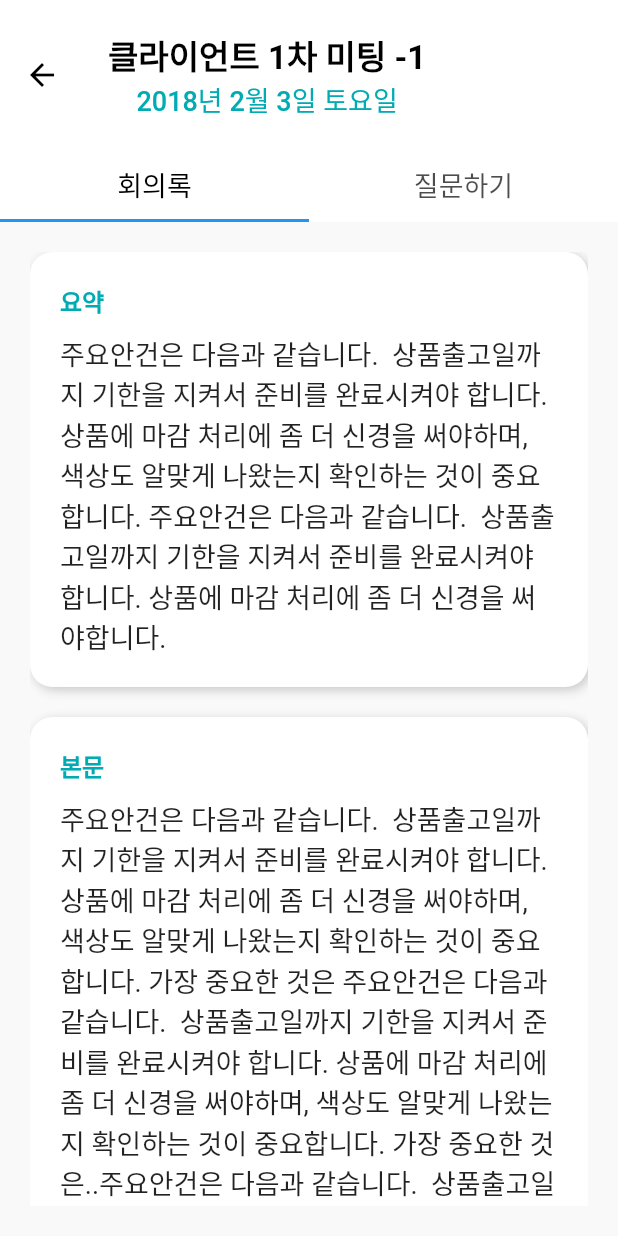
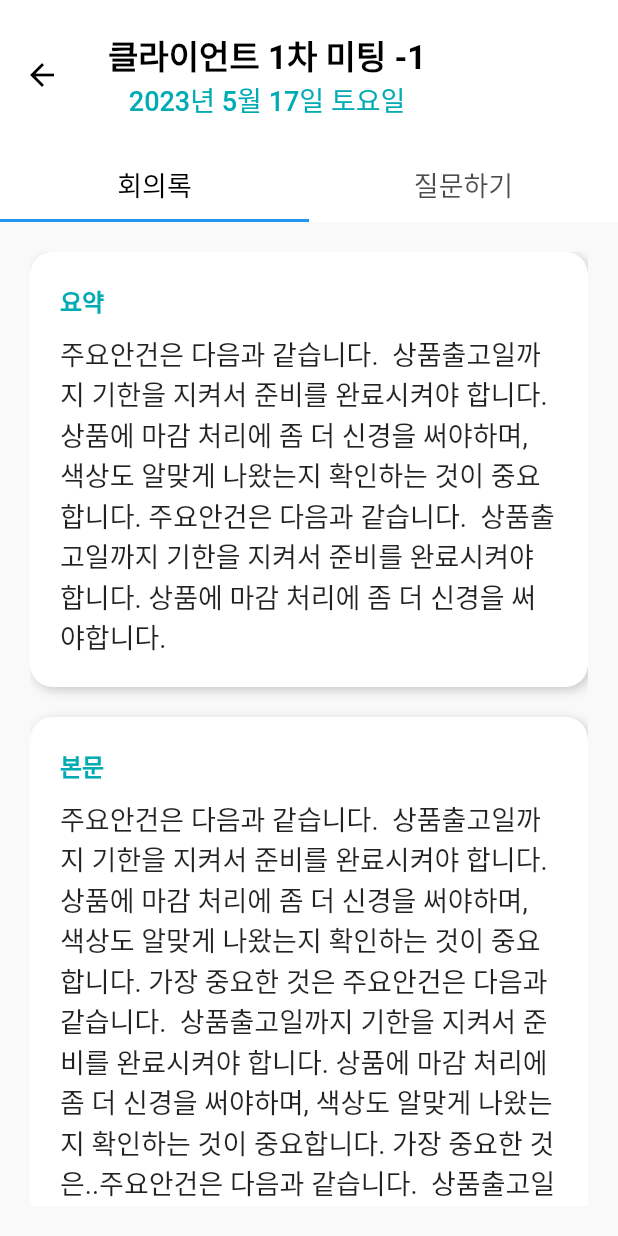
Before and after one commit to skku-skku/flutter_jolup, a Flutter app: the screen it shows after launch, after a tap on "클라이언트 1차 미팅 -1", on a phone screen of 412 x 824 dp. Run offline on Flutter 3.47's test engine with Material 2 defaults, Android fonts, the phone set to English and light mode, and no system bars; our stand-ins replace table_calendar.

Commit message:
[feat] make input

```diff
--- a/lib/screens/detail_screen.dart
+++ b/lib/screens/detail_screen.dart
@@ -3,15 +3,13 @@ import 'package:jolup/screens/meeting_screen.dart';
 import 'package:jolup/screens/qna_screen.dart';
 
 class DetailScreen extends StatelessWidget {
-  const DetailScreen({super.key});
+  final String title, date;
 
-//   final String title, date;
-
-//   const DetailScreen({
-//     super.key,
-//     required this.title,
-//     required this.date,
-//   });
+  const DetailScreen({
+    super.key,
+    required this.title,
+    required this.date,
+  });
 
   @override
   Widget build(BuildContext context) {
@@ -23,15 +21,15 @@ class DetailScreen extends StatelessWidget {
         appBar: AppBar(
           title: Column(
             children: [
-              const Text(
-                '클라이언트 1차 미팅 -1',
-                style: TextStyle(
+              Text(
+                title,
+                style: const TextStyle(
                   fontSize: 22,
                   fontWeight: FontWeight.w600,
                 ),
               ),
               Text(
-                '2018년 2월 3일 토요일',
+                date,
                 style: TextStyle(
                   fontSize: 18,
                   color: Theme.of(context).textTheme.displayLarge!.color,
--- a/lib/widgets/maincard_widget.dart
+++ b/lib/widgets/maincard_widget.dart
@@ -18,10 +18,10 @@ class MainCard extends StatelessWidget {
         Navigator.push(
           context,
           MaterialPageRoute(
-            builder: (context) => const DetailScreen(
-                // title: title,
-                // date: date,
-                ),
+            builder: (context) => DetailScreen(
+              title: title,
+              date: date,
+            ),
           ),
         );
       },
```
Also changed, not shown: lib/screens/qna_screen.dart (+31 -2 lines).
